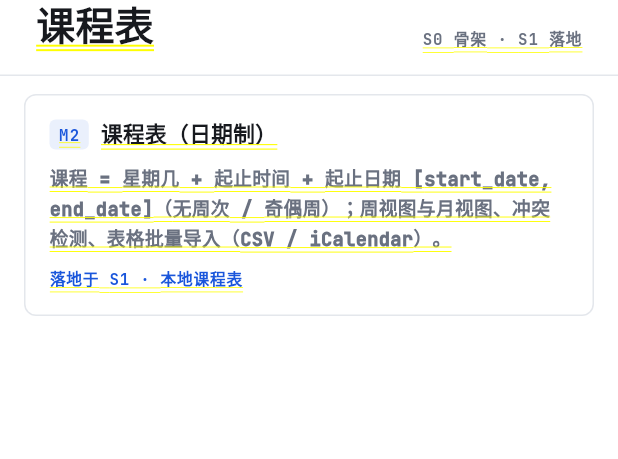
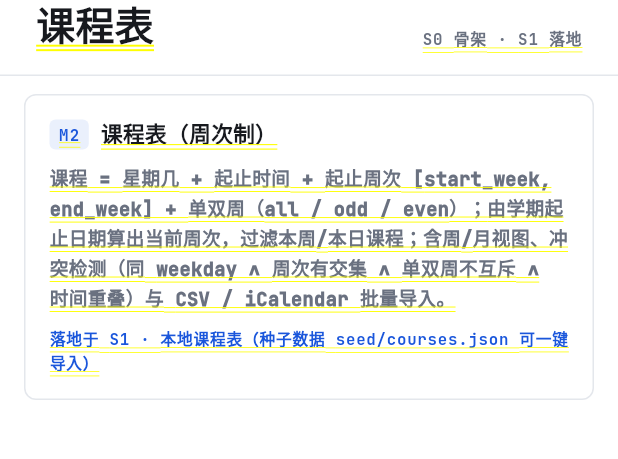
Before and after one commit to QZLdegit/RiCheng, a Flutter app: the CoursesPage screen opened directly, on a phone screen of 412 x 824 dp, the part 47-506 px from its top. Run offline on Flutter 3.47's test engine with Material 3 defaults, Android fonts, the light colour scheme and no system bars.

Commit message:
refactor(S0): 课程表骨架文案与测试随 v1.4 同步为周次制

```diff
--- a/app/lib/features/courses/courses_page.dart
+++ b/app/lib/features/courses/courses_page.dart
@@ -3,7 +3,7 @@ import 'package:flutter/material.dart';
 import '../../core/widgets/feature_scaffold.dart';
 import '../../core/widgets/module_placeholder.dart';
 
-/// 课程表页（底部 Tab「课程表」）—— M2 课程表（日期制）。
+/// 课程表页（底部 Tab「课程表」）—— M2 课程表（周次制）。
 class CoursesPage extends StatelessWidget {
   const CoursesPage({super.key});
 
@@ -16,9 +16,9 @@ class CoursesPage extends StatelessWidget {
       children: <Widget>[
         ModulePlaceholder(
           code: 'M2',
-          title: '课程表（日期制）',
-          description: '课程 = 星期几 + 起止时间 + 起止日期 [start_date, end_date]（无周次 / 奇偶周）；周视图与月视图、冲突检测、表格批量导入（CSV / iCalendar）。',
-          landing: '落地于 S1 · 本地课程表',
+          title: '课程表（周次制）',
+          description: '课程 = 星期几 + 起止时间 + 起止周次 [start_week, end_week] + 单双周（all / odd / even）；由学期起止日期算出当前周次，过滤本周/本日课程；含周/月视图、冲突检测（同 weekday ∧ 周次有交集 ∧ 单双周不互斥 ∧ 时间重叠）与 CSV / iCalendar 批量导入。',
+          landing: '落地于 S1 · 本地课程表（种子数据 seed/courses.json 可一键导入）',
         ),
       ],
     );
```
Also changed, not shown: 1 other file.
